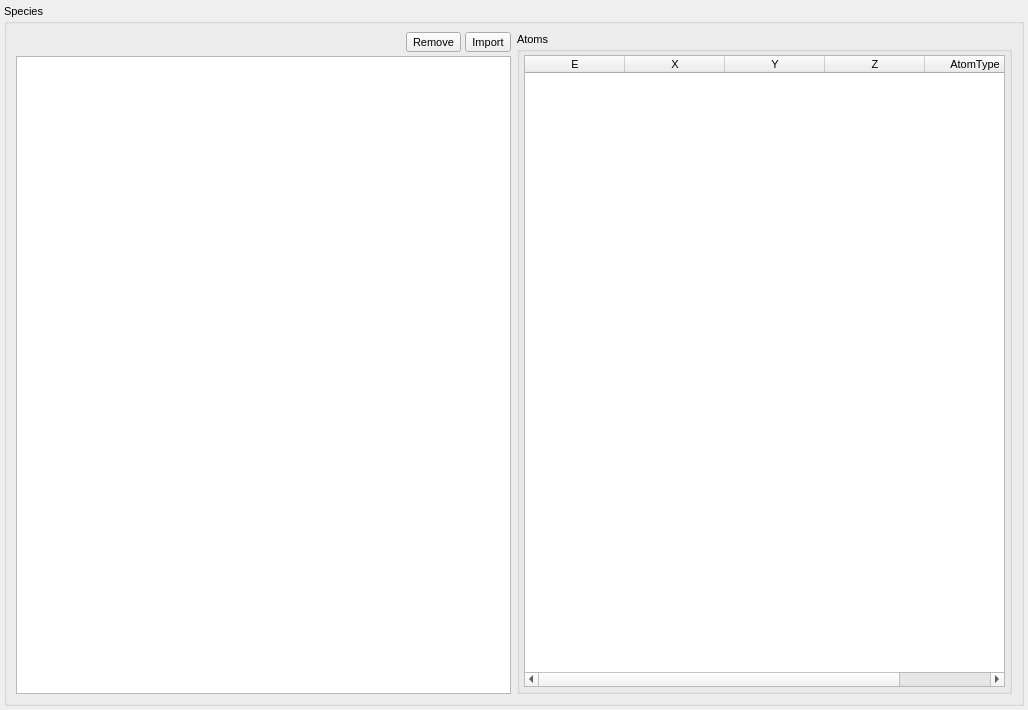
Before: the Qt Designer form src/gui/speciestab.ui in disorderedmaterials/dissolve, drawn with Qt 5.
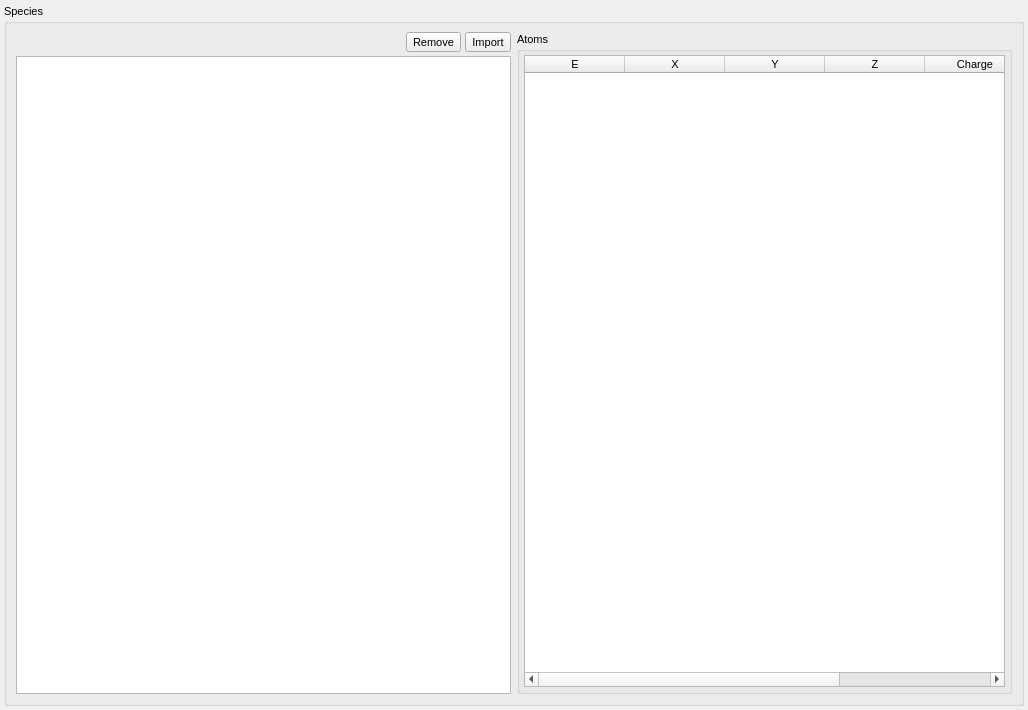
After: the same form once the commit is applied. Icons and pictures are not drawn.

Commit message: SpeciesTab now correctly updates SpeciesAtomTable, and includes atom charges. Handling of PairPotential (re)generation in SystemTab improved.

Diff of the .ui file:
```diff
--- a/src/gui/speciestab.ui
+++ b/src/gui/speciestab.ui
@@ -168,7 +168,7 @@
             <bool>true</bool>
            </property>
            <property name="columnCount">
-            <number>5</number>
+            <number>6</number>
            </property>
            <attribute name="horizontalHeaderVisible">
             <bool>true</bool>
@@ -202,6 +202,11 @@
              <string>Z</string>
             </property>
            </column>
+           <column>
+            <property name="text">
+             <string>Charge</string>
+            </property>
+           </column>
            <column>
             <property name="text">
              <string>AtomType</string>
```
The commit also changes 8 other files.
